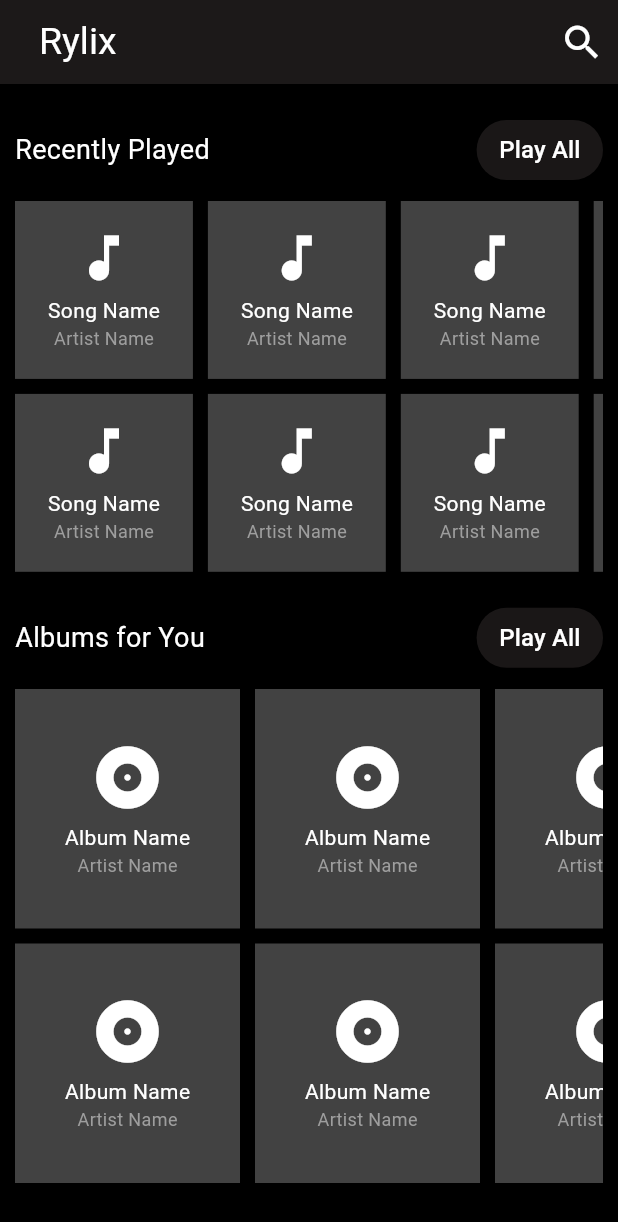
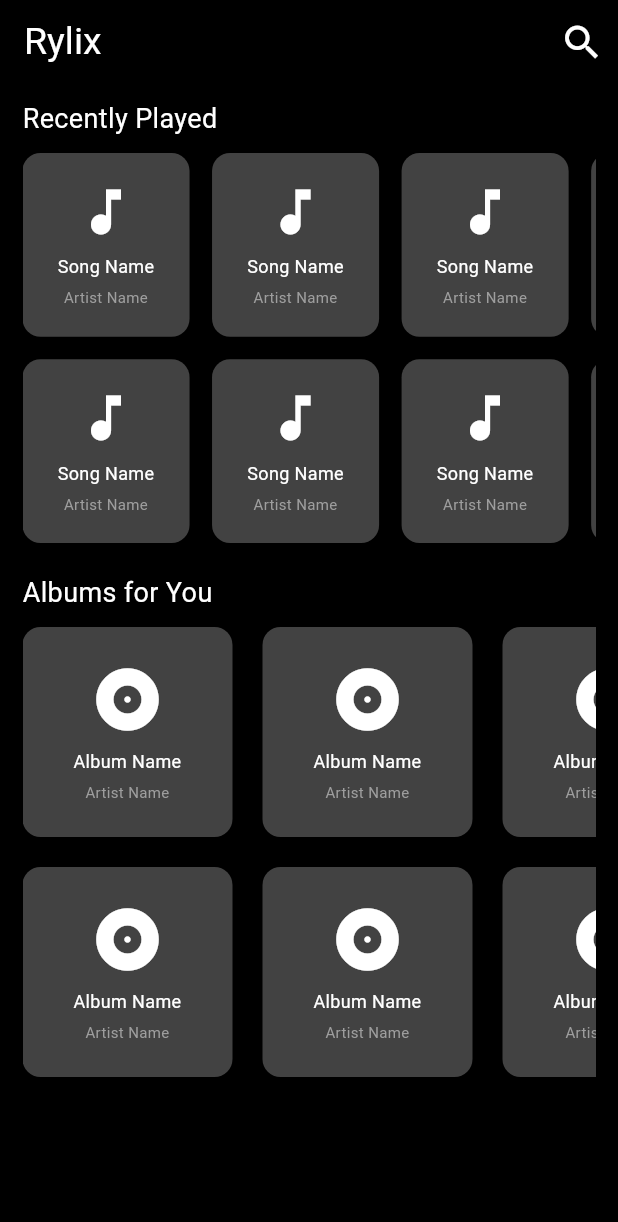
Before and after one commit to D-Rashmika/personal_music_player_app, a Flutter app: the screen it shows after launch, on a phone screen of 412 x 824 dp. Shown: the top 1222 px of the screen. Run offline on Flutter 3.47's test engine with Material 3 defaults, Android fonts, the phone set to English and light mode, and no system bars; our stand-ins replace just_audio.

Commit message:
Refactor HomeScreen to improve navigation and UI layout for music playback and album sections

```diff
--- a/lib/screens/home_screen.dart
+++ b/lib/screens/home_screen.dart
@@ -1,147 +1,155 @@
 import 'package:flutter/material.dart';
-import 'package:personal_music_player_app/app/routes.dart';
+import 'package:personal_music_player_app/screens/playing_screen.dart';
+import 'package:personal_music_player_app/screens/search_screen.dart';
 
 class HomeScreen extends StatelessWidget {
-  const HomeScreen({super.key});
+  const HomeScreen({Key? key}) : super(key: key);
+
+  void navigateToPlayingScreen(BuildContext context) {
+    Navigator.push(
+      context,
+      MaterialPageRoute(
+        builder: (context) => const PlayingScreen(songName: '', artistName: '', albumArtUrl: '',),
+      ),
+    );
+  }
 
   @override
   Widget build(BuildContext context) {
-    final screenWidth = MediaQuery.of(context).size.width;
-    final screenHeight = MediaQuery.of(context).size.height;
-
     return Scaffold(
-      backgroundColor: const Color.fromARGB(255, 0, 0, 0),
+      backgroundColor: Colors.black,
       appBar: AppBar(
-        backgroundColor: const Color.fromARGB(255, 28, 25, 25),
-        title: Padding(
-          padding: const EdgeInsets.symmetric(horizontal: 10.0),
-          child: Text(
+        backgroundColor: Colors.black,
+        title: const Text(
           'Rylix',
-            style: const TextStyle(color: Colors.white, fontSize: 25.0),
-            textAlign: TextAlign.left,
-          ),
+          style: TextStyle(color: Colors.white, fontSize: 25.0),
         ),
         actions: [
           IconButton(
             icon: const Icon(Icons.search, color: Colors.white, size: 30.0),
             onPressed: () {
-              // Search functionality
-              Navigator.pushNamed(context, AppRoutes.search);
+              Navigator.push(
+                context,
+                MaterialPageRoute(
+                  builder: (context) => SearchScreen(),
+                ),
+              );
             },
           ),
         ],
       ),
       body: SingleChildScrollView(
         child: Padding(
-          padding: const EdgeInsets.symmetric(horizontal: 10.0, vertical: 20.0),
+          padding: const EdgeInsets.symmetric(horizontal: 15.0, vertical: 10.0),
           child: Column(
             crossAxisAlignment: CrossAxisAlignment.start,
             children: [
               // Recently Played Section
-              Row(
-                mainAxisAlignment: MainAxisAlignment.spaceBetween,
-                children: [
-                  const Text(
+              const Padding(
+                padding: EdgeInsets.only(bottom: 10.0),
+                child: Text(
                   'Recently Played',
                   style: TextStyle(color: Colors.white, fontSize: 18.0),
                 ),
-                  ElevatedButton(
-                    onPressed: () {
-                      // Play All Recently Played
-                    },
-                    style: ElevatedButton.styleFrom(
-                      backgroundColor: const Color.fromARGB(255, 26, 23, 23),
-                      padding: const EdgeInsets.symmetric(horizontal: 15.0, vertical: 8.0),
-                      shape: RoundedRectangleBorder(
-                        borderRadius: BorderRadius.circular(20.0),
               ),
+              SizedBox(
+                height: 260, // Adjusted height for spacing
+                child: GridView.builder(
+                  scrollDirection: Axis.horizontal,
+                  gridDelegate: const SliverGridDelegateWithFixedCrossAxisCount(
+                    crossAxisCount: 2, // Two rows
+                    childAspectRatio: 1.1, // Adjusted box size
+                    mainAxisSpacing: 15.0, // Space between boxes horizontally
+                    crossAxisSpacing: 15.0, // Space between boxes vertically
                   ),
-                    child: const Text(
-                      'Play All',
-                      style: TextStyle(color: Colors.white, fontSize: 16.0),
+                  itemCount: 12, // 6 columns * 2 rows
+                  itemBuilder: (context, index) {
+                    return GestureDetector(
+                      onTap: () => navigateToPlayingScreen(context),
+                      child: Container(
+                        decoration: BoxDecoration(
+                          color: Colors.grey[800], // Placeholder background color
+                          borderRadius: BorderRadius.circular(12.0), // Rounded edges
                         ),
+                        child: Padding(
+                          padding: const EdgeInsets.all(10.0), // Padding inside the box
+                          child: Column(
+                            mainAxisAlignment: MainAxisAlignment.center,
+                            children: [
+                              Icon(Icons.music_note, size: 40, color: Colors.white),
+                              const SizedBox(height: 8),
+                              const Text(
+                                'Song Name',
+                                style: TextStyle(color: Colors.white, fontSize: 12),
+                                overflow: TextOverflow.ellipsis,
+                                textAlign: TextAlign.center,
+                              ),
+                              const SizedBox(height: 5),
+                              const Text(
+                                'Artist Name',
+                                style: TextStyle(color: Colors.grey, fontSize: 10),
+                                overflow: TextOverflow.ellipsis,
+                                textAlign: TextAlign.center,
                               ),
                             ],
                           ),
-              const SizedBox(height: 10.0),
-              SizedBox(
-                height: screenHeight * 0.3, // Dynamic height based on screen
-                child: GridView.builder(
-                  scrollDirection: Axis.horizontal,
-                  gridDelegate: const SliverGridDelegateWithFixedCrossAxisCount(
-                    crossAxisCount: 2,
-                    crossAxisSpacing: 10.0,
-                    mainAxisSpacing: 10.0,
                         ),
-                  itemCount: 10,
-                  itemBuilder: (context, index) {
-                    return Container(
-                      color: Colors.grey[800],
-                      child: Column(
-                        mainAxisAlignment: MainAxisAlignment.center,
-                        children: const [
-                          Icon(Icons.music_note, color: Colors.white, size: 40.0),
-                          SizedBox(height: 5.0),
-                          Text('Song Name', style: TextStyle(color: Colors.white, fontSize: 14.0)),
-                          Text('Artist Name', style: TextStyle(color: Colors.grey, fontSize: 12.0)),
-                        ],
                       ),
                     );
                   },
                 ),
               ),
 
-              const SizedBox(height: 20.0),
-
               // Albums for You Section
-              Row(
-                mainAxisAlignment: MainAxisAlignment.spaceBetween,
-                children: [
-                  const Text(
+              const Padding(
+                padding: EdgeInsets.only(top: 20.0, bottom: 10.0),
+                child: Text(
                   'Albums for You',
                   style: TextStyle(color: Colors.white, fontSize: 18.0),
                 ),
-                  ElevatedButton(
-                    onPressed: () {
-                      // Play All Albums
-                    },
-                    style: ElevatedButton.styleFrom(
-                      backgroundColor: const Color.fromARGB(255, 26, 23, 23),
-                      padding: const EdgeInsets.symmetric(horizontal: 15.0, vertical: 8.0),
-                      shape: RoundedRectangleBorder(
-                        borderRadius: BorderRadius.circular(20.0),
               ),
+              SizedBox(
+                height: 300, // Adjusted height for spacing
+                child: GridView.builder(
+                  scrollDirection: Axis.horizontal,
+                  gridDelegate: const SliverGridDelegateWithFixedCrossAxisCount(
+                    crossAxisCount: 2, // Two rows
+                    childAspectRatio: 1.0, // Adjusted box size
+                    mainAxisSpacing: 20.0, // Space between boxes horizontally
+                    crossAxisSpacing: 20.0, // Space between boxes vertically
                   ),
-                    child: const Text(
-                      'Play All',
-                      style: TextStyle(color: Colors.white, fontSize: 16.0),
+                  itemCount: 12, // 6 columns * 2 rows
+                  itemBuilder: (context, index) {
+                    return GestureDetector(
+                      onTap: () => navigateToPlayingScreen(context),
+                      child: Container(
+                        decoration: BoxDecoration(
+                          color: Colors.grey[800], // Placeholder background color
+                          borderRadius: BorderRadius.circular(12.0), // Rounded edges
                         ),
+                        child: Padding(
+                          padding: const EdgeInsets.all(10.0), // Padding inside the box
+                          child: Column(
+                            mainAxisAlignment: MainAxisAlignment.center,
+                            children: [
+                              Icon(Icons.album, size: 50, color: Colors.white),
+                              const SizedBox(height: 8),
+                              const Text(
+                                'Album Name',
+                                style: TextStyle(color: Colors.white, fontSize: 12),
+                                overflow: TextOverflow.ellipsis,
+                                textAlign: TextAlign.center,
+                              ),
+                              const SizedBox(height: 5),
+                              const Text(
+                                'Artist Name',
+                                style: TextStyle(color: Colors.grey, fontSize: 10),
+                                overflow: TextOverflow.ellipsis,
+                                textAlign: TextAlign.center,
                               ),
                             ],
                           ),
-              const SizedBox(height: 10.0),
-              SizedBox(
-                height: screenHeight * 0.4, // Dynamic height for larger album boxes
-                child: GridView.builder(
-                  scrollDirection: Axis.horizontal,
-                  gridDelegate: const SliverGridDelegateWithFixedCrossAxisCount(
-                    crossAxisCount: 2,
-                    crossAxisSpacing: 10.0,
-                    mainAxisSpacing: 10.0,
-                    mainAxisExtent: 150.0, // Wider album boxes
                         ),
-                  itemCount: 12,
-                  itemBuilder: (context, index) {
-                    return Container(
-                      color: Colors.grey[800],
-                      child: Column(
-                        mainAxisAlignment: MainAxisAlignment.center,
-                        children: const [
-                          Icon(Icons.album, color: Colors.white, size: 50.0),
-                          SizedBox(height: 5.0),
-                          Text('Album Name', style: TextStyle(color: Colors.white, fontSize: 14.0)),
-                          Text('Artist Name', style: TextStyle(color: Colors.grey, fontSize: 12.0)),
-                        ],
                       ),
                     );
                   },
```
Lines whose indentation alone changed are shown as unchanged.
